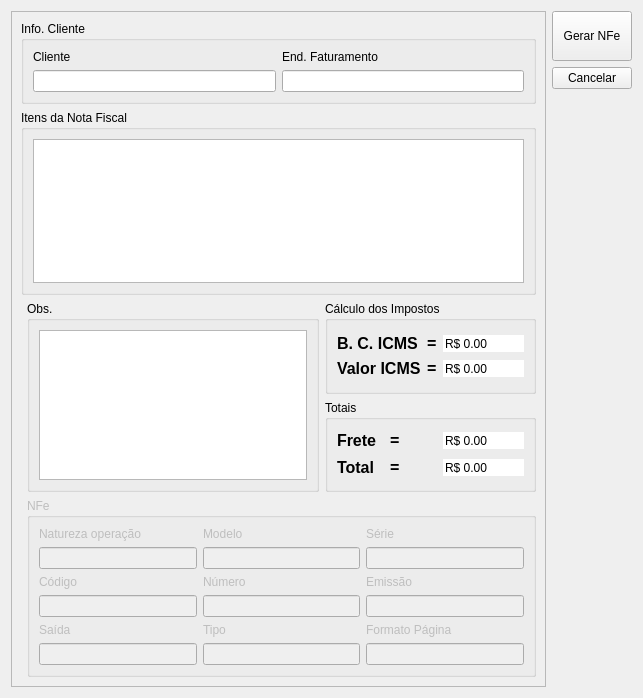
Old version of the form ui/cadastrarnfe.ui in the repository lellisls/ERP-STACCATO.
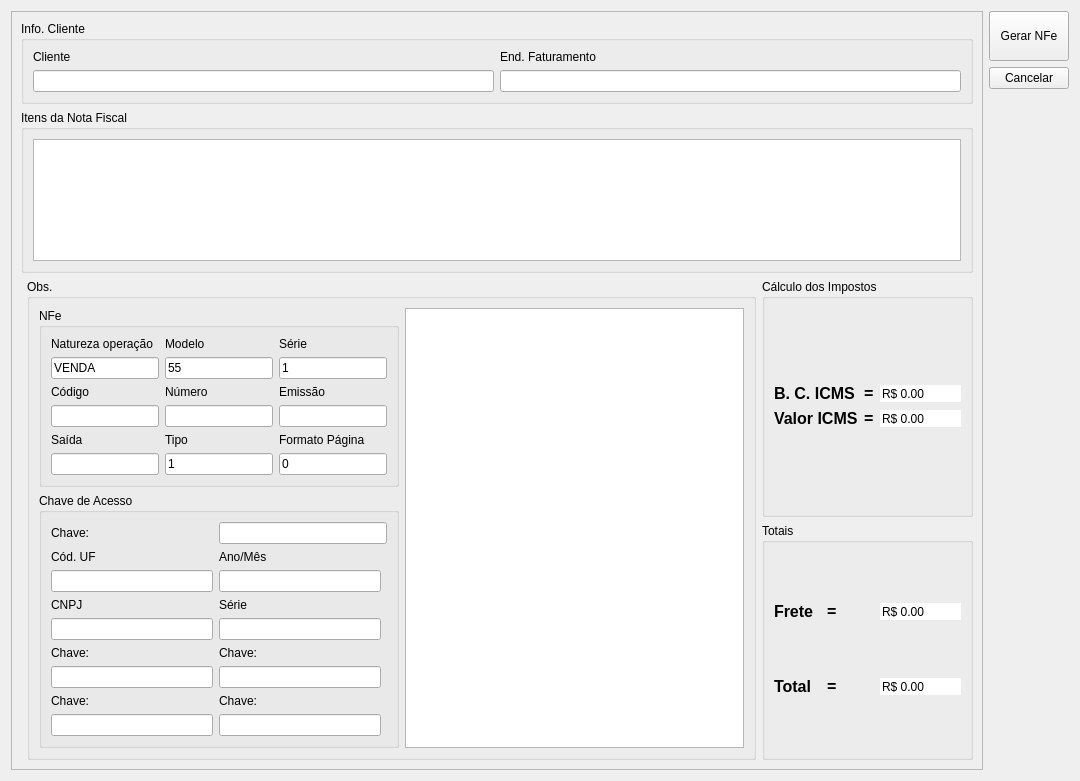
New version of the form. Custom widgets are drawn as their Qt base class.

Commit message: Alterações nas janelas

```diff
--- a/ui/cadastrarnfe.ui
+++ b/ui/cadastrarnfe.ui
@@ -9,8 +9,8 @@
    <rect>
     <x>0</x>
     <y>0</y>
-    <width>643</width>
-    <height>698</height>
+    <width>1080</width>
+    <height>781</height>
    </rect>
   </property>
   <property name="windowTitle">
@@ -401,26 +401,239 @@
          <string>Obs.</string>
         </property>
         <layout class="QGridLayout" name="gridLayout_10">
+         <item row="1" column="0">
+          <widget class="QGroupBox" name="groupBox_7">
+           <property name="title">
+            <string>Chave de Acesso</string>
+           </property>
+           <layout class="QGridLayout" name="gridLayout_12">
+            <item row="0" column="0">
+             <widget class="QLabel" name="label_20">
+              <property name="text">
+               <string>Chave:</string>
+              </property>
+             </widget>
+            </item>
+            <item row="0" column="1" colspan="2">
+             <widget class="QLineEdit" name="lineEditChave">
+              <property name="text">
+               <string/>
+              </property>
+             </widget>
+            </item>
+            <item row="4" column="0">
+             <widget class="QLineEdit" name="lineEditCNPJ"/>
+            </item>
+            <item row="1" column="0">
+             <widget class="QLabel" name="label_21">
+              <property name="text">
+               <string>Cód. UF</string>
+              </property>
+             </widget>
+            </item>
+            <item row="7" column="1">
+             <widget class="QLabel" name="label_26">
+              <property name="text">
+               <string>Chave:</string>
+              </property>
+             </widget>
+            </item>
+            <item row="5" column="1">
+             <widget class="QLabel" name="label_25">
+              <property name="text">
+               <string>Chave:</string>
+              </property>
+             </widget>
+            </item>
+            <item row="2" column="1">
+             <widget class="QLineEdit" name="lineEditAnoMes"/>
+            </item>
+            <item row="2" column="0">
+             <widget class="QLineEdit" name="lineEditcodUF"/>
+            </item>
+            <item row="8" column="1">
+             <widget class="QLineEdit" name="lineEditSaida_6"/>
+            </item>
+            <item row="5" column="0">
+             <widget class="QLabel" name="label_27">
+              <property name="text">
+               <string>Chave:</string>
+              </property>
+             </widget>
+            </item>
+            <item row="3" column="0">
+             <widget class="QLabel" name="label_22">
+              <property name="text">
+               <string>CNPJ</string>
+              </property>
+             </widget>
+            </item>
+            <item row="1" column="1">
+             <widget class="QLabel" name="label_23">
+              <property name="text">
+               <string>Ano/Mês</string>
+              </property>
+             </widget>
+            </item>
+            <item row="3" column="1">
+             <widget class="QLabel" name="label_24">
+              <property name="text">
+               <string>Série</string>
+              </property>
+             </widget>
+            </item>
+            <item row="6" column="1">
+             <widget class="QLineEdit" name="lineEditSaida_5"/>
+            </item>
+            <item row="4" column="1">
+             <widget class="QLineEdit" name="lineEditSerie2"/>
+            </item>
+            <item row="7" column="0">
+             <widget class="QLabel" name="label_28">
+              <property name="text">
+               <string>Chave:</string>
+              </property>
+             </widget>
+            </item>
+            <item row="6" column="0">
+             <widget class="QLineEdit" name="lineEditSaida_7"/>
+            </item>
+            <item row="8" column="0">
+             <widget class="QLineEdit" name="lineEditSaida_8"/>
+            </item>
+           </layout>
+          </widget>
+         </item>
          <item row="0" column="0">
-          <widget class="QTextEdit" name="textEdit">
+          <widget class="QGroupBox" name="groupBox_6">
+           <property name="enabled">
+            <bool>true</bool>
+           </property>
            <property name="sizePolicy">
-            <sizepolicy hsizetype="Expanding" vsizetype="Fixed">
+            <sizepolicy hsizetype="Fixed" vsizetype="Preferred">
              <horstretch>0</horstretch>
              <verstretch>0</verstretch>
             </sizepolicy>
            </property>
-           <property name="minimumSize">
-            <size>
-             <width>0</width>
-             <height>0</height>
-            </size>
+           <property name="title">
+            <string>NFe</string>
            </property>
-           <property name="maximumSize">
-            <size>
-             <width>16777215</width>
-             <height>150</height>
-            </size>
-           </property>
+           <layout class="QGridLayout" name="gridLayout_11">
+            <item row="7" column="1">
+             <widget class="QLineEdit" name="lineEditNumero"/>
+            </item>
+            <item row="6" column="1">
+             <widget class="QLabel" name="label_9">
+              <property name="text">
+               <string>Número</string>
+              </property>
+             </widget>
+            </item>
+            <item row="2" column="2">
+             <widget class="QLineEdit" name="lineEditSerie">
+              <property name="text">
+               <string>1</string>
+              </property>
+             </widget>
+            </item>
+            <item row="1" column="2">
+             <widget class="QLabel" name="label_10">
+              <property name="text">
+               <string>Série</string>
+              </property>
+             </widget>
+            </item>
+            <item row="15" column="0">
+             <widget class="QLineEdit" name="lineEditSaida"/>
+            </item>
+            <item row="15" column="1">
+             <widget class="QLineEdit" name="lineEditTipo">
+              <property name="text">
+               <string>1</string>
+              </property>
+             </widget>
+            </item>
+            <item row="7" column="0">
+             <widget class="QLineEdit" name="lineEditCodigo"/>
+            </item>
+            <item row="7" column="2">
+             <widget class="QLineEdit" name="lineEditEmissao"/>
+            </item>
+            <item row="9" column="1">
+             <widget class="QLabel" name="label_19">
+              <property name="text">
+               <string>Tipo</string>
+              </property>
+             </widget>
+            </item>
+            <item row="9" column="2">
+             <widget class="QLabel" name="label_14">
+              <property name="text">
+               <string>Formato Página</string>
+              </property>
+             </widget>
+            </item>
+            <item row="15" column="2">
+             <widget class="QLineEdit" name="lineEditFormatoPagina">
+              <property name="text">
+               <string>0</string>
+              </property>
+             </widget>
+            </item>
+            <item row="6" column="2">
+             <widget class="QLabel" name="label_13">
+              <property name="text">
+               <string>Emissão</string>
+              </property>
+             </widget>
+            </item>
+            <item row="2" column="0">
+             <widget class="QLineEdit" name="lineEditNatureza">
+              <property name="text">
+               <string>VENDA</string>
+              </property>
+             </widget>
+            </item>
+            <item row="6" column="0">
+             <widget class="QLabel" name="label_11">
+              <property name="text">
+               <string>Código</string>
+              </property>
+             </widget>
+            </item>
+            <item row="9" column="0">
+             <widget class="QLabel" name="label_12">
+              <property name="text">
+               <string>Saída</string>
+              </property>
+             </widget>
+            </item>
+            <item row="1" column="1">
+             <widget class="QLabel" name="label_8">
+              <property name="text">
+               <string>Modelo</string>
+              </property>
+             </widget>
+            </item>
+            <item row="1" column="0">
+             <widget class="QLabel" name="label_3">
+              <property name="text">
+               <string>Natureza operação</string>
+              </property>
+             </widget>
+            </item>
+            <item row="2" column="1">
+             <widget class="QLineEdit" name="lineEditModelo">
+              <property name="text">
+               <string>55</string>
+              </property>
+             </widget>
+            </item>
+           </layout>
+          </widget>
+         </item>
+         <item row="0" column="1" rowspan="2">
+          <widget class="QTextEdit" name="textEdit">
            <property name="readOnly">
             <bool>true</bool>
            </property>
@@ -429,108 +642,6 @@
         </layout>
        </widget>
       </item>
-      <item row="5" column="1" colspan="2">
-       <widget class="QGroupBox" name="groupBox_6">
-        <property name="enabled">
-         <bool>false</bool>
-        </property>
-        <property name="title">
-         <string>NFe</string>
-        </property>
-        <layout class="QGridLayout" name="gridLayout_11">
-         <item row="0" column="0">
-          <widget class="QLabel" name="label_3">
-           <property name="text">
-            <string>Natureza operação</string>
-           </property>
-          </widget>
-         </item>
-         <item row="0" column="1">
-          <widget class="QLabel" name="label_8">
-           <property name="text">
-            <string>Modelo</string>
-           </property>
-          </widget>
-         </item>
-         <item row="8" column="0">
-          <widget class="QLabel" name="label_12">
-           <property name="text">
-            <string>Saída</string>
-           </property>
-          </widget>
-         </item>
-         <item row="5" column="0">
-          <widget class="QLabel" name="label_11">
-           <property name="text">
-            <string>Código</string>
-           </property>
-          </widget>
-         </item>
-         <item row="1" column="0">
-          <widget class="ItemBox" name="itemBoxCliente_4"/>
-         </item>
-         <item row="1" column="1">
-          <widget class="ItemBox" name="itemBoxCliente_6"/>
-         </item>
-         <item row="6" column="0">
-          <widget class="ItemBox" name="itemBoxCliente_7"/>
-         </item>
-         <item row="14" column="1">
-          <widget class="ItemBox" name="itemBoxCliente_8"/>
-         </item>
-         <item row="14" column="0">
-          <widget class="ItemBox" name="itemBoxCliente_9"/>
-         </item>
-         <item row="0" column="2">
-          <widget class="QLabel" name="label_10">
-           <property name="text">
-            <string>Série</string>
-           </property>
-          </widget>
-         </item>
-         <item row="1" column="2">
-          <widget class="ItemBox" name="itemBoxCliente_5"/>
-         </item>
-         <item row="5" column="1">
-          <widget class="QLabel" name="label_9">
-           <property name="text">
-            <string>Número</string>
-           </property>
-          </widget>
-         </item>
-         <item row="6" column="1">
-          <widget class="ItemBox" name="itemBoxCliente_2"/>
-         </item>
-         <item row="5" column="2">
-          <widget class="QLabel" name="label_13">
-           <property name="text">
-            <string>Emissão</string>
-           </property>
-          </widget>
-         </item>
-         <item row="6" column="2">
-          <widget class="ItemBox" name="itemBoxCliente_3"/>
-         </item>
-         <item row="14" column="2">
-          <widget class="ItemBox" name="itemBoxCliente_10"/>
-         </item>
-         <item row="8" column="2">
-          <widget class="QLabel" name="label_14">
-           <property name="text">
-            <string>Formato Página</string>
-           </property>
-          </widget>
-         </item>
-         <item row="8" column="1">
-          <widget class="QLabel" name="label_19">
-           <property name="text">
-            <string>Tipo</string>
-           </property>
-          </widget>
-         </item>
-        </layout>
-       </widget>
-      </item>
      </layout>
     </widget>
    </item>
```
The commit also changes 2 other files.
